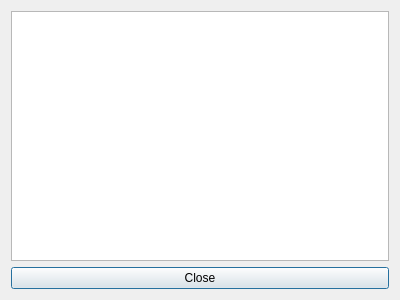
First picture: the form in gui_history_designer.ui, repository kendricklau/Dictionary-Suggestion-Tool, before the edit.
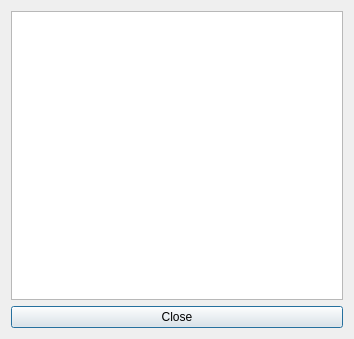
Second picture: the form after the edit.

```diff
--- a/gui_history_designer.ui
+++ b/gui_history_designer.ui
@@ -6,8 +6,8 @@
    <rect>
     <x>0</x>
     <y>0</y>
-    <width>400</width>
-    <height>300</height>
+    <width>354</width>
+    <height>339</height>
    </rect>
   </property>
   <property name="windowTitle">
```
